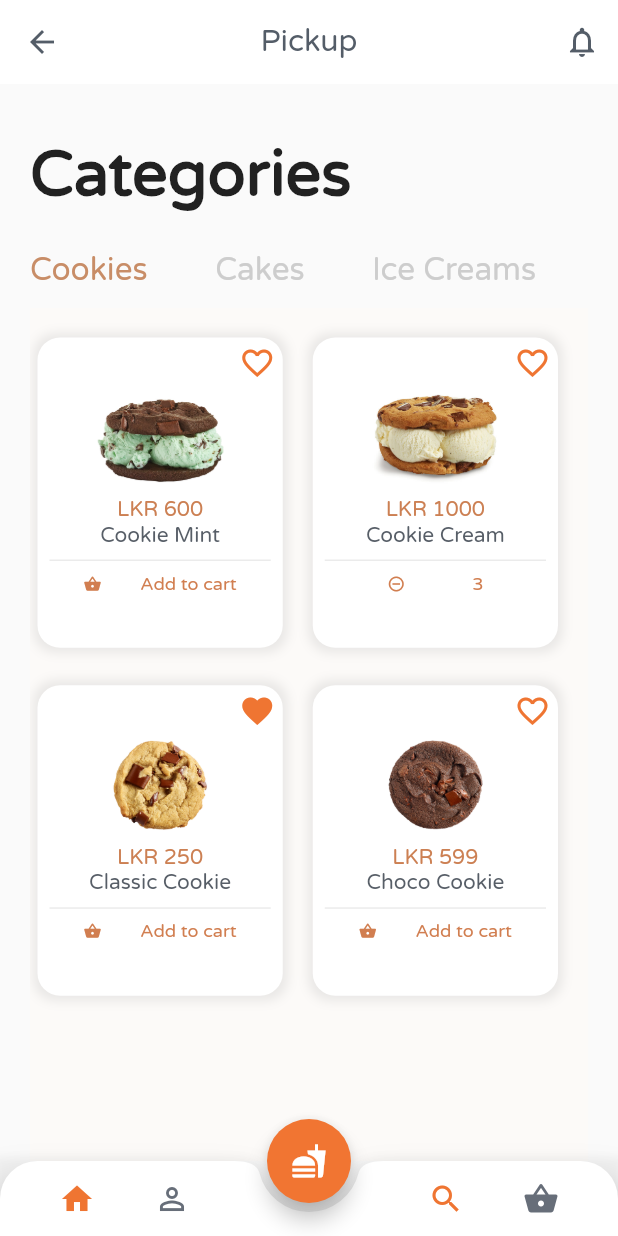
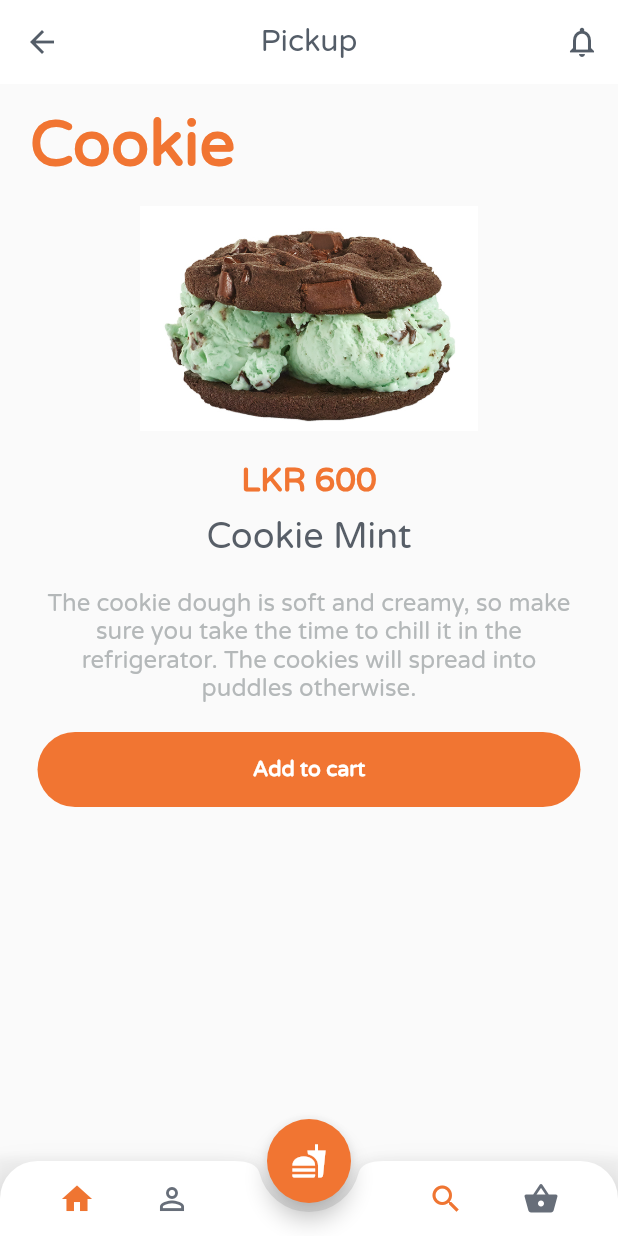
Before and after one commit to DulanjaliSenarathna/cookieshop, a Flutter app: the screen it shows after launch, after a tap on "LKR 600", on a phone screen of 412 x 824 dp. Run offline on Flutter 3.47's test engine with Material 2 defaults, Android fonts, the phone set to English and light mode, and no system bars.

Commit message:
Cookie detail page done

```diff
--- a/lib/cookie_page.dart
+++ b/lib/cookie_page.dart
@@ -1,3 +1,4 @@
+import 'package:cookieshop/detail_page.dart';
 import 'package:flutter/material.dart';
 
 class CookiePage extends StatelessWidget {
@@ -36,7 +37,10 @@ Widget _buildCard(String name,String price, String imgPath, bool added, bool isF
 return Padding(
   padding: EdgeInsets.only(top: 5.0,bottom: 5.0,left: 5.0,right: 5.0),
   child: InkWell(
-    onTap: (){},
+    onTap: (){
+      Navigator.of(context).push(MaterialPageRoute(
+          builder: (context) => Details( assetPath: imgPath,cookieprice: price, cookiename: name,)));
+    },
     child: Container(
       decoration: BoxDecoration(
         borderRadius: BorderRadius.circular(15.0),
--- /dev/null
+++ b/lib/detail_page.dart
@@ -0,0 +1,133 @@
+import 'package:cookieshop/bottom_bar.dart';
+import 'package:flutter/material.dart';
+
+class Details extends StatelessWidget {
+  final assetPath, cookieprice,cookiename;
+
+  const Details({Key key, this.assetPath, this.cookieprice, this.cookiename}) : super(key: key);
+
+  @override
+  Widget build(BuildContext context) {
+    return Scaffold(
+      appBar: AppBar(
+        backgroundColor: Colors.white,
+        elevation: 0.0,
+        centerTitle: true,
+        leading: IconButton(
+          icon: Icon(Icons.arrow_back,color: Color(0xFF545D68),
+          ),
+          onPressed: (){
+            Navigator.of(context).pop();
+          },
+        ),
+        title: Text("Pickup",
+          style: TextStyle(
+              fontFamily: "Varela",
+              fontSize: 20.0,
+              color: Color(0xFF545D68)
+          ),
+        ),
+        actions: <Widget>[
+          IconButton(
+            icon: Icon(Icons.notifications_none,color: Color(0xFF545D68),
+            ),
+            onPressed: (){},
+          ),
+        ],
+      ),
+
+      body: ListView (
+        children: [
+          SizedBox(height: 15.0,),
+          Padding(
+            padding: EdgeInsets.only(left: 20.0),
+            child: Text('Cookie',
+            style: TextStyle(
+              fontFamily: 'Varela',
+              fontSize: 42.0,
+              fontWeight: FontWeight.bold,
+              color: Color(0xFFF17532)
+            ),
+            ),
+          ),
+          SizedBox(height: 15.0,),
+          Hero(
+            tag: assetPath,
+            child: Image.asset(assetPath,
+            height: 150.0,
+              width: 100.0,
+              fit: BoxFit.contain,
+            ),
+          ),
+          SizedBox(height: 20.0,),
+          Center(
+            child: Text(
+              cookieprice,
+              style: TextStyle(
+                fontFamily: 'Varela',
+                fontSize: 22.0,
+                fontWeight: FontWeight.bold,
+                color: Color(0xFFF17532)
+              ),
+            ),
+          ),
+          SizedBox(height: 10.0,),
+          Center(
+            child: Text(
+              cookiename,
+              style: TextStyle(
+                  fontFamily: 'Varela',
+                  fontSize: 24.0,
+                  color: Color(0xFF575E67)
+              ),
+            ),
+          ),
+          SizedBox(height: 20.0,),
+          Center(
+            child: Container(
+              width: MediaQuery.of(context).size.width - 50.0,
+              child: Text(
+                'The cookie dough is soft and creamy, so make sure you take the time to chill it in the refrigerator. The cookies will spread into puddles otherwise.',
+                textAlign: TextAlign.center,
+                style: TextStyle(
+                  fontSize: 16.0,
+                  fontFamily: 'Varela',
+                  color: Color(0xFFB4B8B9)
+                ),
+              ),
+            ),
+          ),
+          SizedBox(height: 20.0,),
+          Center(
+            child: Container(
+              width: MediaQuery.of(context).size.width - 50.0,
+              height: 50.0,
+              decoration: BoxDecoration(
+                borderRadius: BorderRadius.circular(25.0),
+                color: Color(0xFFF17532)
+              ),
+              child: Center(
+                child: Text('Add to cart',
+                style: TextStyle(
+                  fontFamily: 'Varela',
+                  fontSize: 14.0,
+                  fontWeight: FontWeight.bold,
+                  color: Colors.white
+                ),
+                ),
+              ),
+            ),
+          )
+        ],
+      ),
+
+      floatingActionButton: FloatingActionButton(
+        onPressed: (){},
+        backgroundColor: Color(0xFFF17532),
+        child: Icon(Icons.fastfood),
+      ),
+      floatingActionButtonLocation: FloatingActionButtonLocation.centerDocked,
+      bottomNavigationBar: BottomBar(),
+    );
+  }
+}
```
